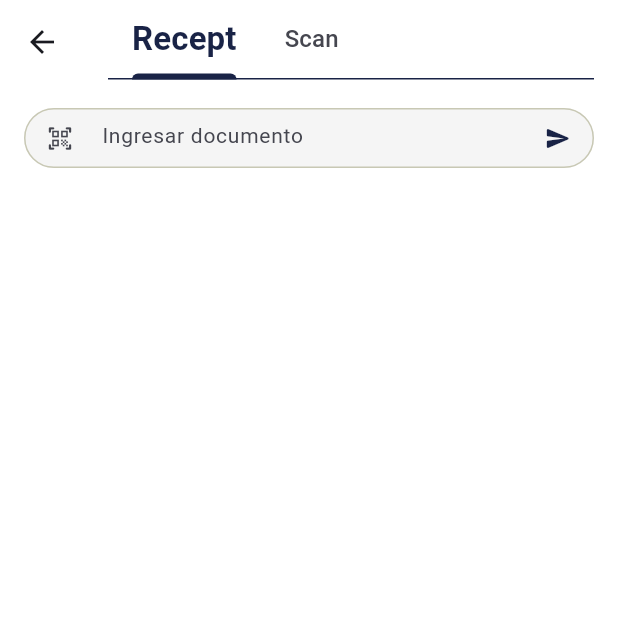
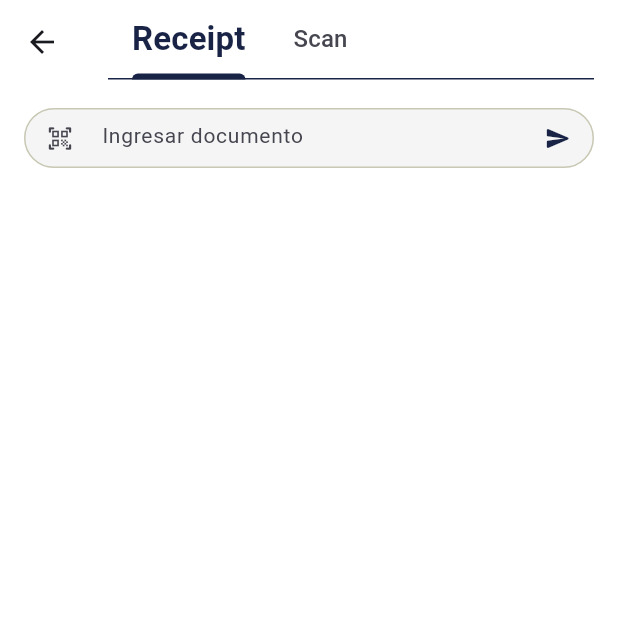
Before and after one commit to victorvelazquez/monalisa_app_001, a Flutter app: the MInOutScreen screen opened directly, on a phone screen of 412 x 824 dp, the top half of it. Run offline on Flutter 3.47's test engine with Material 3 defaults, Android fonts, the phone set to English and light mode, and no system bars; our stand-ins replace dio, flutter_dotenv, flutter_riverpod, formz, go_router, google_fonts and 1 more; accounts and stored records are empty; project files that could hold a hidden picture were left out.

Commit message:
feat: corregir errores tipográficos en los títulos de menú y pestañas en MInOutScreen

```diff
--- a/lib/config/menu/menu_items.dart
+++ b/lib/config/menu/menu_items.dart
@@ -48,7 +48,7 @@ const appHomeOptionCol1Items = <MenuItem>[
 
 const appHomeOptionCol2Items = <MenuItem>[
   MenuItem(
-    title: 'Material Recept',
+    title: 'Material Receipt',
     subTitle: '',
     link: '/mInOut/recept',
     icon: Icons.download,
@@ -60,7 +60,7 @@ const appHomeOptionCol2Items = <MenuItem>[
     icon: Icons.download,
   ),
   MenuItem(
-      title: 'Recept Confirm',
+      title: 'Receipt Confirm',
       subTitle: '',
       link: '/splash',
       icon: Icons.download),
--- a/lib/features/m_inout/presentation/screens/m_in_out_screen.dart
+++ b/lib/features/m_inout/presentation/screens/m_in_out_screen.dart
@@ -50,7 +50,7 @@ class MInOutScreen extends ConsumerWidget {
           appBar: AppBar(
             title: TabBar(
               tabs: [
-                Tab(text: isShipment ? 'Shipment' : 'Recept'),
+                Tab(text: isShipment ? 'Shipment' : 'Receipt'),
                 Tab(text: 'Scan'),
               ],
               isScrollable: true,
```
